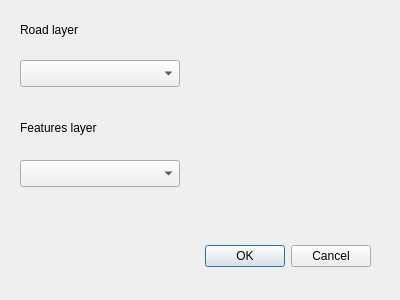
The window that AvailabilityCalculator/form.ui (Sapfir0/AvailabilityCalculator) describes before a commit, drawn with Qt 5.
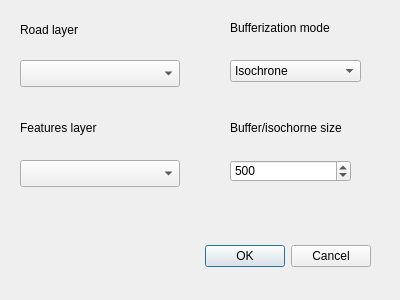
The same window after the commit. Custom widgets are drawn as their Qt base class.

Commit message: Вынес логику по функциям

```diff
--- a/AvailabilityCalculator/form.ui
+++ b/AvailabilityCalculator/form.ui
@@ -75,6 +75,68 @@
     <string>Features layer</string>
    </property>
   </widget>
+  <widget class="QLabel" name="label_3">
+   <property name="geometry">
+    <rect>
+     <x>230</x>
+     <y>20</y>
+     <width>131</width>
+     <height>16</height>
+    </rect>
+   </property>
+   <property name="text">
+    <string>Bufferization mode</string>
+   </property>
+  </widget>
+  <widget class="QSpinBox" name="bufferSize">
+   <property name="geometry">
+    <rect>
+     <x>230</x>
+     <y>160</y>
+     <width>121</width>
+     <height>22</height>
+    </rect>
+   </property>
+   <property name="maximum">
+    <number>2500</number>
+   </property>
+   <property name="value">
+    <number>500</number>
+   </property>
+  </widget>
+  <widget class="QLabel" name="label_4">
+   <property name="geometry">
+    <rect>
+     <x>230</x>
+     <y>120</y>
+     <width>131</width>
+     <height>16</height>
+    </rect>
+   </property>
+   <property name="text">
+    <string>Buffer/isochorne size</string>
+   </property>
+  </widget>
+  <widget class="QComboBox" name="bufferizationMode">
+   <property name="geometry">
+    <rect>
+     <x>230</x>
+     <y>60</y>
+     <width>131</width>
+     <height>22</height>
+    </rect>
+   </property>
+   <item>
+    <property name="text">
+     <string>Isochrone</string>
+    </property>
+   </item>
+   <item>
+    <property name="text">
+     <string>Buffer</string>
+    </property>
+   </item>
+  </widget>
  </widget>
  <customwidgets>
   <customwidget>
```
The commit also changes 1 other file.
